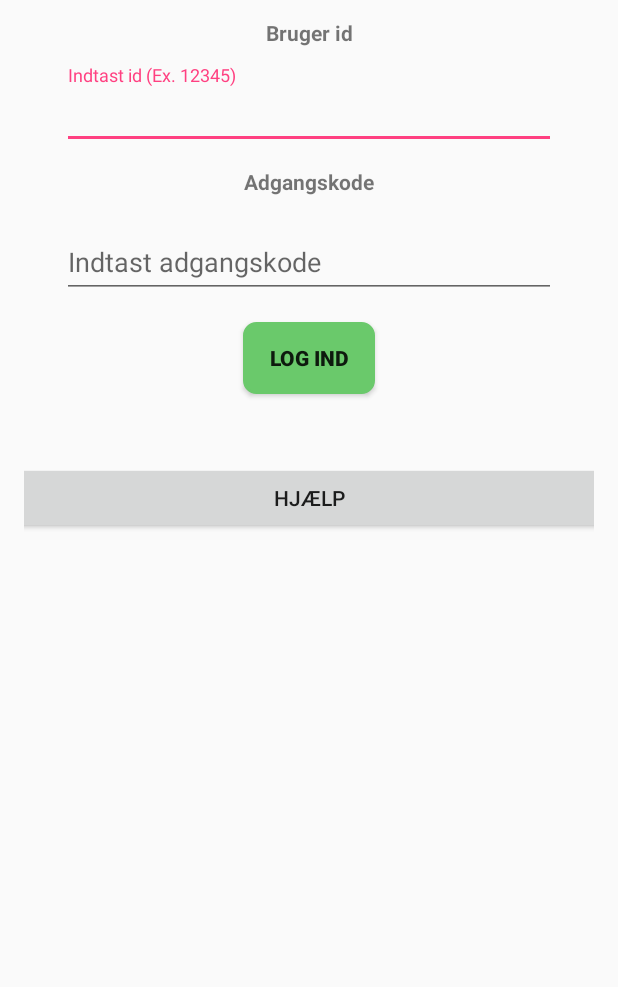
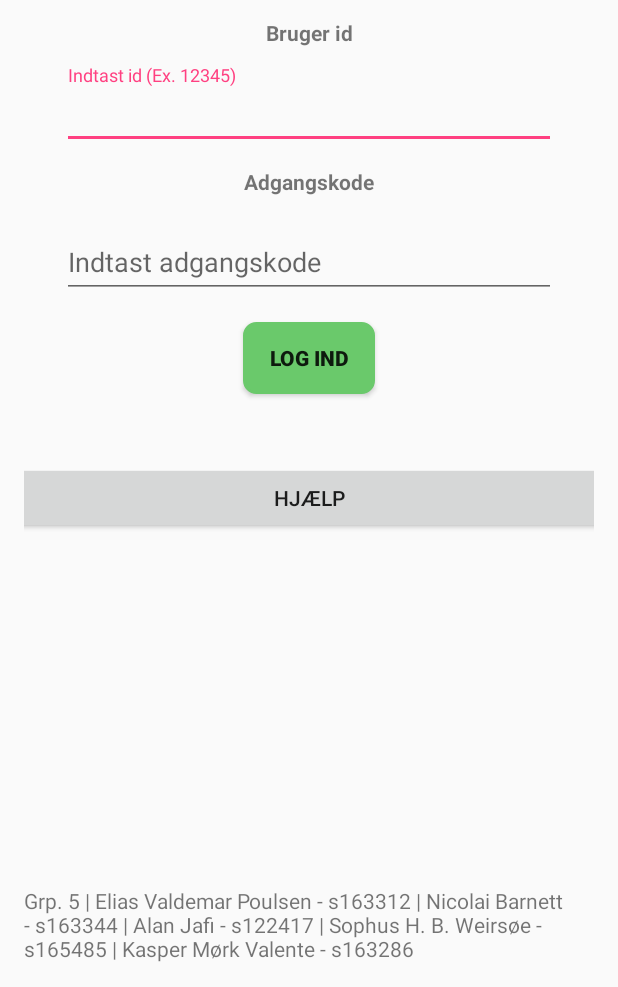
Before and after one commit to lupuscarnis/SensMotionGruppe5, an Android app: the screen it shows after launch (LoginActivity), on a phone screen of 412 x 824 dp, the part 249-1236 px from its top. Run offline under Robolectric (Android 15) with nearby library versions, the light colour scheme and no system bars.

Commit message:
Added group names to activity_login.xml

```diff
--- a/app/src/main/res/layout/activity_login.xml
+++ b/app/src/main/res/layout/activity_login.xml
@@ -124,4 +124,11 @@
         app:layout_constraintTop_toBottomOf="@+id/imageView3"
         tools:text="Hjælp" />
 
+    <TextView
+        android:id="@+id/textView9"
+        android:layout_width="match_parent"
+        android:layout_height="match_parent"
+        android:gravity="bottom"
+        android:text="@string/group_members" />
+
 </LinearLayout>
--- a/app/src/main/res/values/strings.xml
+++ b/app/src/main/res/values/strings.xml
@@ -17,4 +17,5 @@
     <string name="text_user_login_help_button">Næste</string>
     <string name="text_user_return_button">Tilbage til login</string>
     <string name="text_user_password">Her skal du skrive det password som du lavede sammen med terapeuten</string>
+    <string name="group_members">Grp. 5 | Elias Valdemar Poulsen - s163312 | Nicolai Barnett - s163344 | Alan Jafi - s122417 | Sophus H. B. Weirsøe - s165485 | Kasper Mørk Valente - s163286</string>
 </resources>
```
